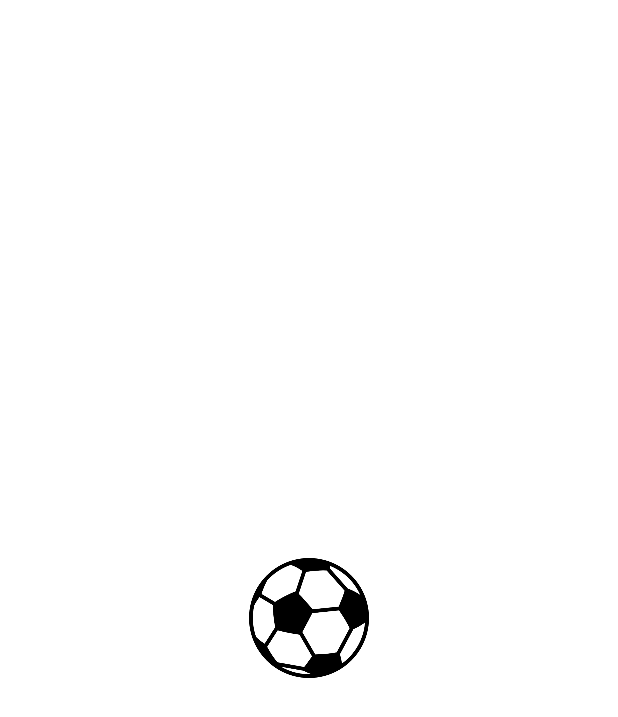
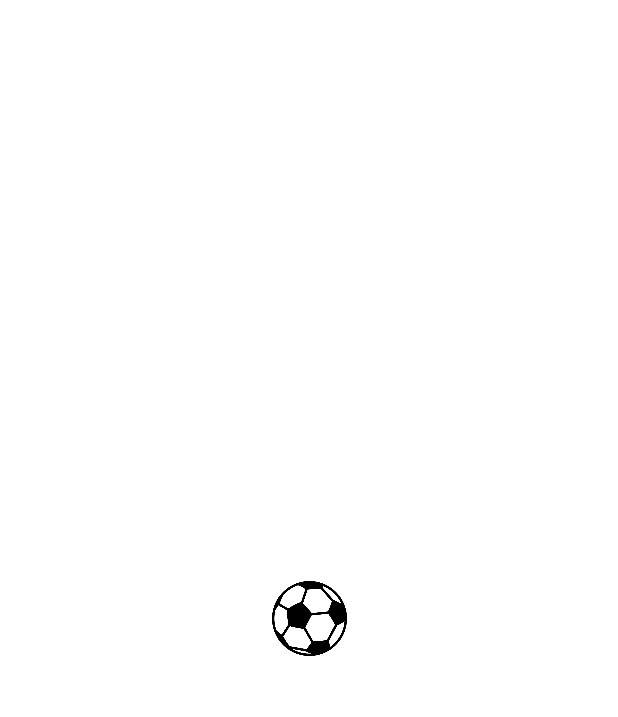
Before and after one commit to nvngoc2409/CustomView, an Android app: the layout activity_main.xml on its own in the app's theme, with its tools: preview values and no code run, on a phone screen of 412 x 824 dp. Shown: the top 717 px of the screen. Run offline under Robolectric (Android 15) with nearby library versions, the phone set to English and light mode, and no system bars.

Commit message:
spring animation

```diff
--- a/app/src/main/res/layout/activity_main.xml
+++ b/app/src/main/res/layout/activity_main.xml
@@ -6,12 +6,13 @@
     android:layout_height="match_parent"
     tools:context=".MainActivity">
 
-
-    <com.example.learncustomview.animation.springAnimation.SunAnimationSpring
-        android:id="@+id/viewAnimation"
-        android:layout_width="match_parent"
-        android:layout_height="match_parent"
+    <ImageView
+        android:id="@+id/imvBall"
+        android:layout_width="50dp"
+        android:layout_height="50dp"
+        android:src="@drawable/ball"
         app:layout_constraintBottom_toBottomOf="parent"
         app:layout_constraintEnd_toEndOf="parent"
-        app:layout_constraintStart_toStartOf="parent" />
+        app:layout_constraintStart_toStartOf="parent"
+        app:layout_constraintTop_toTopOf="parent" />
 </androidx.constraintlayout.widget.ConstraintLayout>
--- a/app/src/main/res/values-night/themes.xml
+++ b/app/src/main/res/values-night/themes.xml
@@ -1,6 +1,6 @@
 <resources xmlns:tools="http://schemas.android.com/tools">
     <!-- Base application theme. -->
-    <style name="Theme.LearnCustomView" parent="Theme.MaterialComponents.DayNight.DarkActionBar">
+    <style name="Theme.LearnCustomView" parent="Theme.MaterialComponents.DayNight.NoActionBar">
         <!-- Primary brand color. -->
         <item name="colorPrimary">@color/purple_200</item>
         <item name="colorPrimaryVariant">@color/purple_700</item>
--- a/app/src/main/res/values/themes.xml
+++ b/app/src/main/res/values/themes.xml
@@ -1,6 +1,6 @@
 <resources xmlns:tools="http://schemas.android.com/tools">
     <!-- Base application theme. -->
-    <style name="Theme.LearnCustomView" parent="Theme.MaterialComponents.DayNight.DarkActionBar">
+    <style name="Theme.LearnCustomView" parent="Theme.MaterialComponents.DayNight.NoActionBar">
         <!-- Primary brand color. -->
         <item name="colorPrimary">@color/purple_500</item>
         <item name="colorPrimaryVariant">@color/purple_700</item>
--- a/build.gradle
+++ b/build.gradle
@@ -5,7 +5,7 @@ buildscript {
         mavenCentral()
     }
     dependencies {
-        classpath "com.android.tools.build:gradle:7.0.4"
+        classpath 'com.android.tools.build:gradle:7.2.2'
         classpath 'org.jetbrains.kotlin:kotlin-gradle-plugin:1.5.30'
 
         // NOTE: Do not place your application dependencies here; they belong
```
Also changed, not shown: app/src/main/java/com/example/learncustomview/MainActivity.kt (+70 -6 lines), app/src/main/java/com/example/learncustomview/animation/springAnimation/SunAnimationSpring.kt (+8 -3 lines), gradle/wrapper/gradle-wrapper.properties, 1 other file.
